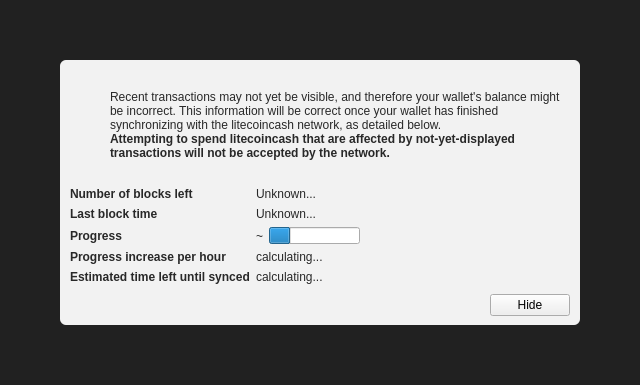
Above: src/qt/forms/modaloverlay.ui from diabaths/Crionic-Coin before the change. Below: the same form after it.
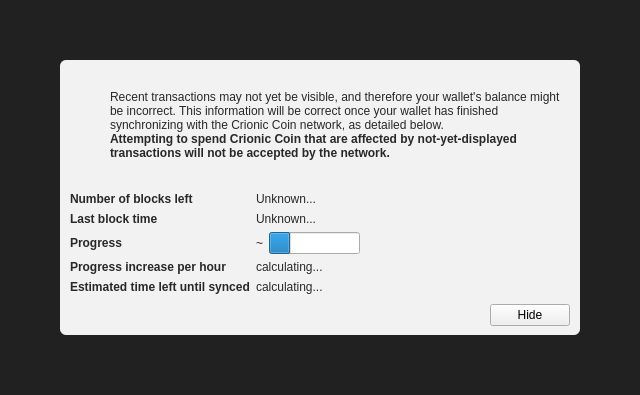
That is the form after the change. Icons and pictures are not drawn. Custom widgets are drawn as their Qt base class.

The edit to the form file:
```diff
--- a/src/qt/forms/modaloverlay.ui
+++ b/src/qt/forms/modaloverlay.ui
@@ -7,7 +7,7 @@
     <x>0</x>
     <y>0</y>
     <width>640</width>
-    <height>385</height>
+    <height>395</height>
    </rect>
   </property>
   <property name="windowTitle">
@@ -130,7 +130,7 @@
              <item>
               <widget class="QLabel" name="infoText">
                <property name="text">
-                <string>Recent transactions may not yet be visible, and therefore your wallet's balance might be incorrect. This information will be correct once your wallet has finished synchronizing with the litecoincash network, as detailed below.</string>
+                <string>Recent transactions may not yet be visible, and therefore your wallet's balance might be incorrect. This information will be correct once your wallet has finished synchronizing with the Crionic Coin network, as detailed below.</string>
                </property>
                <property name="textFormat">
                 <enum>Qt::RichText</enum>
@@ -149,7 +149,7 @@
                 </font>
                </property>
                <property name="text">
-                <string>Attempting to spend litecoincash that are affected by not-yet-displayed transactions will not be accepted by the network.</string>
+                <string>Attempting to spend Crionic Coin that are affected by not-yet-displayed transactions will not be accepted by the network.</string>
                </property>
                <property name="textFormat">
                 <enum>Qt::RichText</enum>
```
